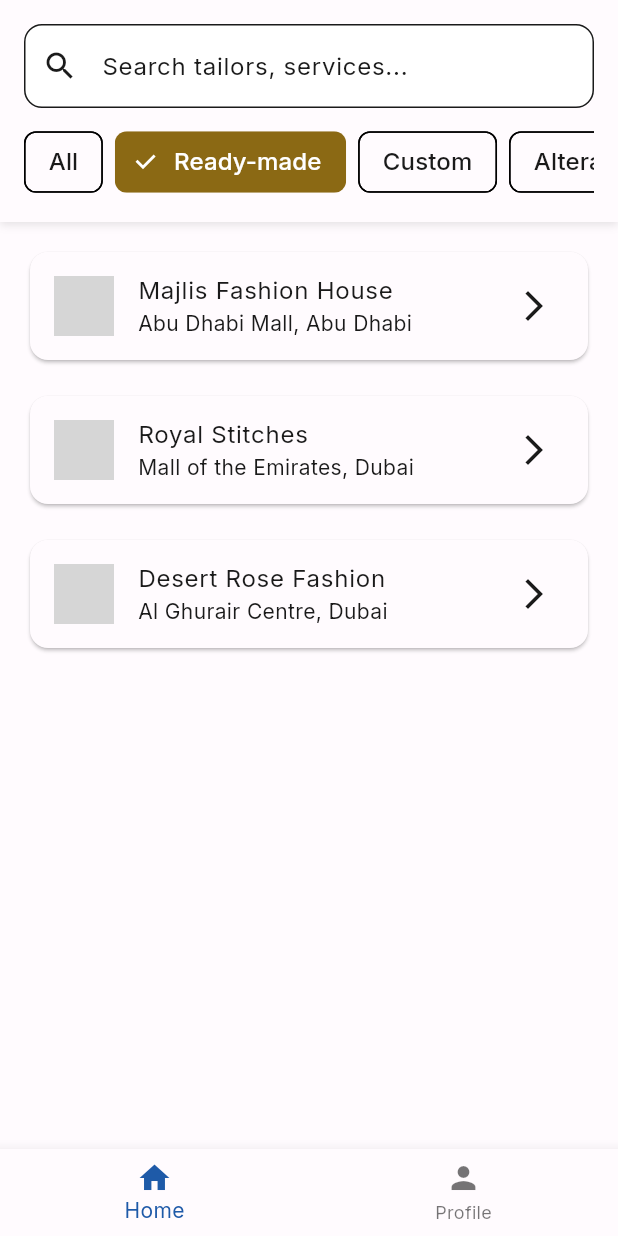
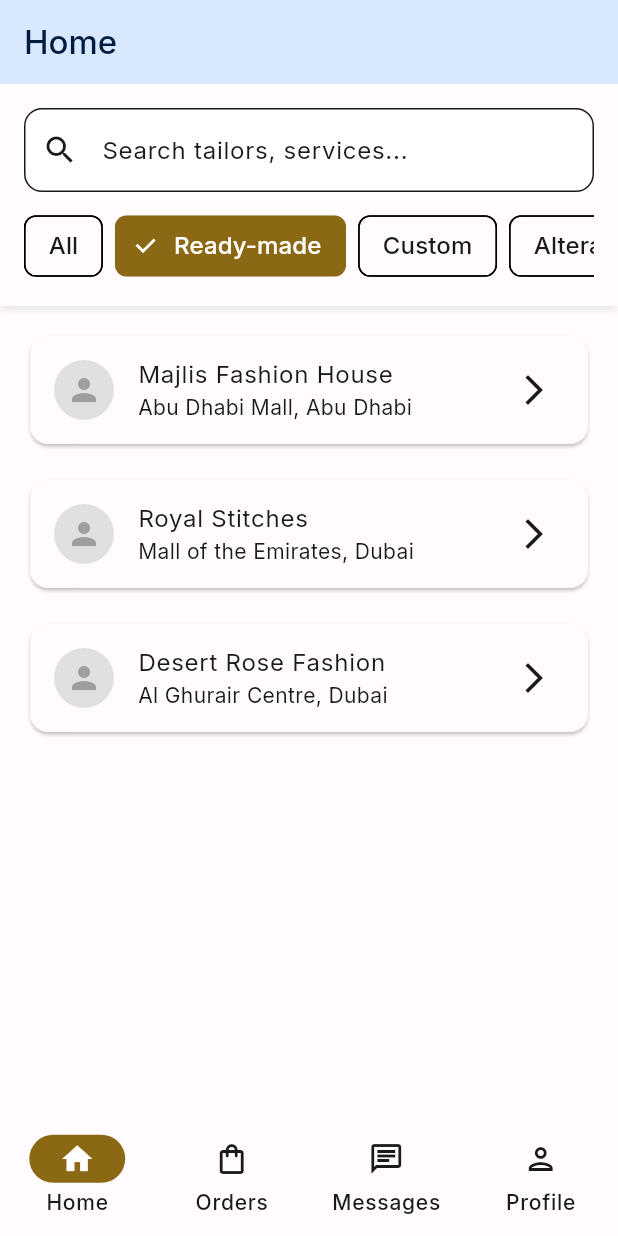
Before and after one commit to balaji-aadi/online_tailor-customer, a Flutter app: the HomeScreen screen opened directly, after a tap on "Ready-made", on a phone screen of 412 x 824 dp. Run offline on Flutter 3.47's test engine with Material 3 defaults, Android fonts, the phone set to English and light mode, and no system bars; our stand-ins replace google_fonts, shared_preferences; accounts and stored records are empty; network calls fail; grey boxes are pictures that could not be loaded.

Commit message:
corrected all user interfaces

```diff
--- a/lib/main.dart
+++ b/lib/main.dart
@@ -1,5 +1,6 @@
 import 'package:flutter/material.dart';
 import 'package:flutter_localizations/flutter_localizations.dart';
+import 'package:zayyan/screens/home/home_screen.dart';
 import 'package:zayyan/theme.dart';
 import 'package:zayyan/services/storage_service.dart';
 import 'package:zayyan/screens/auth_screen.dart';
@@ -60,7 +61,7 @@ class _ZayyanAppState extends State<ZayyanApp> {
           }
 
           if (snapshot.data == true) {
-            return const MainNavigation();
+            return const HomeScreen();
           }
 
           return AuthScreen(onLanguageChanged: (language) {
--- a/lib/screens/home/home_page_screen.dart
+++ b/lib/screens/home/home_page_screen.dart
@@ -334,35 +334,58 @@ class _FeaturedTailorCard extends StatelessWidget {
 
   @override
   Widget build(BuildContext context) {
+    final theme = Theme.of(context);
+
     return Card(
-      margin: const EdgeInsets.only(right: 12),
+      margin: const EdgeInsets.only(right: 12, bottom: 8),
+      elevation: 3,
+      shape: RoundedRectangleBorder(
+        borderRadius: BorderRadius.circular(12),
+      ),
       child: SizedBox(
         width: 160,
         child: Column(
           crossAxisAlignment: CrossAxisAlignment.start,
           children: [
+            // Image Placeholder
             ClipRRect(
-              borderRadius:
-                  const BorderRadius.vertical(top: Radius.circular(8)),
-              child: Image.network(
-                tailor.profileImage,
+              borderRadius: BorderRadius.circular(12),
+              child: Container(
                 height: 120,
                 width: 160,
-                fit: BoxFit.cover,
+                color: Colors.grey[300],
+                child: const Icon(
+                  Icons.person,
+                  size: 64,
+                  color: Colors.grey,
+                ),
               ),
             ),
+
+            // Content Padding
             Padding(
-              padding: const EdgeInsets.all(8),
+              padding: const EdgeInsets.all(12),
               child: Column(
                 crossAxisAlignment: CrossAxisAlignment.start,
                 children: [
                   Text(
                     language == 'ar' ? tailor.nameAr : tailor.name,
-                    style: Theme.of(context).textTheme.titleMedium,
+                    style: theme.textTheme.titleMedium?.copyWith(
+                      fontWeight: FontWeight.bold,
+                      fontSize: 14,
+                    ),
+                    maxLines: 2,
+                    overflow: TextOverflow.ellipsis,
                   ),
+                  const SizedBox(height: 4),
                   Text(
                     language == 'ar' ? tailor.locationAr : tailor.location,
-                    style: Theme.of(context).textTheme.bodySmall,
+                    style: theme.textTheme.bodySmall?.copyWith(
+                      color: theme.colorScheme.outline,
+                      fontSize: 12,
+                    ),
+                    maxLines: 1,
+                    overflow: TextOverflow.ellipsis,
                   ),
                 ],
               ),
@@ -392,8 +415,12 @@ class _TailorCard extends StatelessWidget {
       onTap: onTap,
       child: Card(
         child: ListTile(
-          leading: CircleAvatar(
-            backgroundImage: NetworkImage(tailor.profileImage),
+         leading: CircleAvatar(
+            backgroundColor: Colors.grey[300],
+            child: const Icon(
+              Icons.person,
+              color: Colors.grey,
+            ),
           ),
           title: Text(language == 'ar' ? tailor.nameAr : tailor.name),
           subtitle:
--- a/lib/screens/home/home_screen.dart
+++ b/lib/screens/home/home_screen.dart
@@ -1,5 +1,9 @@
 import 'package:flutter/material.dart';
 import 'package:zayyan/screens/home/home_page_screen.dart';
+import 'package:zayyan/services/storage_service.dart';
+import 'package:zayyan/screens/orders_screen.dart';
+import 'package:zayyan/screens/messages_screen.dart';
+import 'package:zayyan/screens/profile_screen.dart';
 
 class HomeScreen extends StatefulWidget {
   const HomeScreen({super.key});
@@ -10,30 +14,82 @@ class HomeScreen extends StatefulWidget {
 
 class _HomeScreenState extends State<HomeScreen> {
   int _selectedIndex = 0;
+  String _selectedLanguage = 'en';
 
-  final List<Widget> _pages = [
-    const HomePageScreen(),
-    // Add other screens here, e.g. ProfileScreen(), OrdersScreen(), etc.
-    Center(child: Text('Other Page')), // Placeholder
-  ];
+  @override
+  void initState() {
+    super.initState();
+    _loadLanguage();
+  }
+
+  Future<void> _loadLanguage() async {
+    final language = await StorageService.getLanguage();
+    setState(() => _selectedLanguage = language);
+  }
+
+  String _tr(String en, String ar) => _selectedLanguage == 'ar' ? ar : en;
+
+  Widget _getCurrentScreen() {
+    switch (_selectedIndex) {
+      case 0:
+        // Wrap HomePageScreen in Scaffold with AppBar
+        return Scaffold(
+          appBar: AppBar(
+            title: Text(_tr('Home', 'الرئيسية')),
+            centerTitle: false,
+            elevation: 1,
+            surfaceTintColor: Theme.of(context).colorScheme.background,
+          ),
+          body: const HomePageScreen(),
+        );
+      case 1:
+        return const OrdersScreen();
+      case 2:
+        return const MessagesScreen();
+      case 3:
+        return const ProfileScreen();
+      default:
+        return const HomePageScreen();
+    }
+  }
 
   @override
   Widget build(BuildContext context) {
-    return Scaffold(
-      body: _pages[_selectedIndex],
-      bottomNavigationBar: BottomNavigationBar(
-        currentIndex: _selectedIndex,
-        onTap: (index) => setState(() => _selectedIndex = index),
-        items: const [
-          BottomNavigationBarItem(
-            icon: Icon(Icons.home),
-            label: 'Home',
-          ),
-          BottomNavigationBarItem(
-            icon: Icon(Icons.person),
-            label: 'Profile',
-          ),
-        ],
+    final isRTL = _selectedLanguage == 'ar';
+
+    return Directionality(
+      textDirection: isRTL ? TextDirection.rtl : TextDirection.ltr,
+      child: Scaffold(
+        // Remove body from here — it's now handled inside _getCurrentScreen()
+        body: _getCurrentScreen(),
+        bottomNavigationBar: NavigationBar(
+          selectedIndex: _selectedIndex,
+          onDestinationSelected: (index) {
+            setState(() => _selectedIndex = index);
+          },
+          destinations: [
+            NavigationDestination(
+              icon: const Icon(Icons.home_outlined),
+              selectedIcon: const Icon(Icons.home),
+              label: _tr('Home', 'الرئيسية'),
+            ),
+            NavigationDestination(
+              icon: const Icon(Icons.shopping_bag_outlined),
+              selectedIcon: const Icon(Icons.shopping_bag),
+              label: _tr('Orders', 'الطلبات'),
+            ),
+            NavigationDestination(
+              icon: const Icon(Icons.chat_outlined),
+              selectedIcon: const Icon(Icons.chat),
+              label: _tr('Messages', 'الرسائل'),
+            ),
+            NavigationDestination(
+              icon: const Icon(Icons.person_outlined),
+              selectedIcon: const Icon(Icons.person),
+              label: _tr('Profile', 'الملف الشخصي'),
+            ),
+          ],
+        ),
       ),
     );
   }
--- a/lib/screens/messages_screen.dart
+++ b/lib/screens/messages_screen.dart
@@ -42,7 +42,7 @@ class _MessagesScreenState extends State<MessagesScreen> {
       child: Scaffold(
         appBar: AppBar(
           title: Text(_tr('Messages', 'الرسائل')),
-          centerTitle: true,
+          centerTitle: false,
         ),
         body: _orders.isEmpty
             ? Center(
```
Also changed, not shown: lib/screens/auth_screen.dart (+4 -3 lines), lib/screens/main_navigation.dart (+69 -69 lines), lib/screens/orders_screen.dart (+25 -15 lines), lib/screens/profile_screen.dart (+45 -47 lines).
